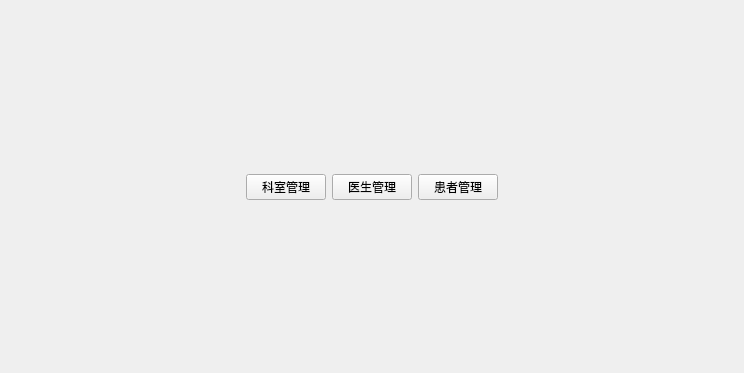
The window that qt_Lab4/welcomeview.ui (cLepins/QtRepo) describes before a commit, drawn with Qt 5.
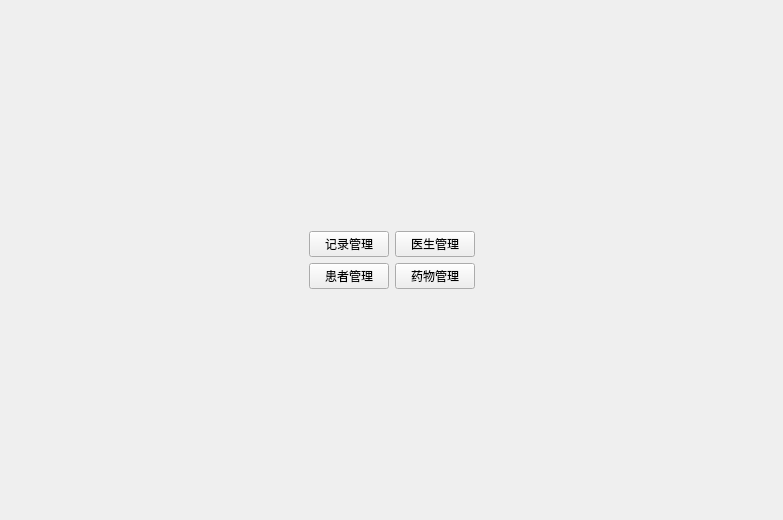
The same window after the commit.

The edit to the form file:
```diff
--- a/qt_Lab4/welcomeview.ui
+++ b/qt_Lab4/welcomeview.ui
@@ -6,14 +6,14 @@
    <rect>
     <x>0</x>
     <y>0</y>
-    <width>744</width>
-    <height>373</height>
+    <width>783</width>
+    <height>520</height>
    </rect>
   </property>
   <property name="windowTitle">
    <string>欢迎</string>
   </property>
-  <layout class="QGridLayout" name="gridLayout">
+  <layout class="QGridLayout" name="gridLayout_2">
    <item row="0" column="1">
     <spacer name="verticalSpacer_2">
      <property name="orientation">
@@ -21,8 +21,8 @@
      </property>
      <property name="sizeHint" stdset="0">
       <size>
-       <width>20</width>
-       <height>156</height>
+       <width>17</width>
+       <height>207</height>
       </size>
      </property>
     </spacer>
@@ -34,16 +34,16 @@
      </property>
      <property name="sizeHint" stdset="0">
       <size>
-       <width>227</width>
-       <height>20</height>
+       <width>286</width>
+       <height>17</height>
       </size>
      </property>
     </spacer>
    </item>
    <item row="1" column="1">
-    <layout class="QHBoxLayout" name="horizontalLayout">
-     <item>
-      <widget class="QPushButton" name="btDepartment">
+    <layout class="QGridLayout" name="gridLayout">
+     <item row="0" column="0">
+      <widget class="QPushButton" name="btRecord">
        <property name="sizePolicy">
         <sizepolicy hsizetype="Preferred" vsizetype="Preferred">
          <horstretch>0</horstretch>
@@ -51,11 +51,11 @@
         </sizepolicy>
        </property>
        <property name="text">
-        <string>科室管理</string>
+        <string>记录管理</string>
        </property>
       </widget>
      </item>
-     <item>
+     <item row="0" column="1">
       <widget class="QPushButton" name="btDoctor">
        <property name="sizePolicy">
         <sizepolicy hsizetype="Preferred" vsizetype="Preferred">
@@ -68,7 +68,7 @@
        </property>
       </widget>
      </item>
-     <item>
+     <item row="1" column="0">
       <widget class="QPushButton" name="btPatient">
        <property name="sizePolicy">
         <sizepolicy hsizetype="Preferred" vsizetype="Preferred">
@@ -81,6 +81,13 @@
        </property>
       </widget>
      </item>
+     <item row="1" column="1">
+      <widget class="QPushButton" name="btMedicine">
+       <property name="text">
+        <string>药物管理</string>
+       </property>
+      </widget>
+     </item>
     </layout>
    </item>
    <item row="1" column="2">
@@ -90,8 +97,8 @@
      </property>
      <property name="sizeHint" stdset="0">
       <size>
-       <width>227</width>
-       <height>20</height>
+       <width>286</width>
+       <height>17</height>
       </size>
      </property>
     </spacer>
@@ -103,8 +110,8 @@
      </property>
      <property name="sizeHint" stdset="0">
       <size>
-       <width>20</width>
-       <height>156</height>
+       <width>17</width>
+       <height>206</height>
       </size>
      </property>
     </spacer>
```
